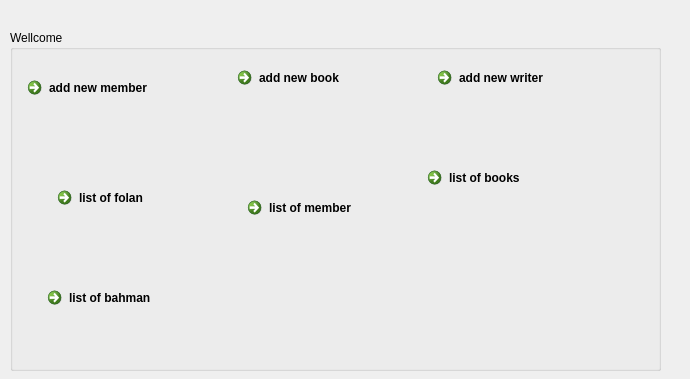
This is librarianui.ui in mohamadnikan2013/LibraryWithUi as Qt 5 draws it before an edit. The edited form follows.
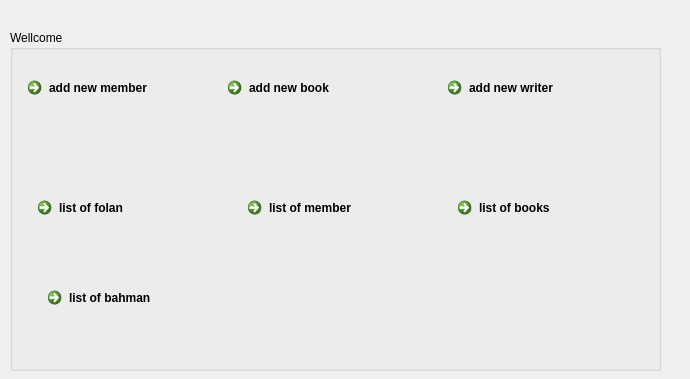
This is the edited form.

Patch:
```diff
--- a/librarianui.ui
+++ b/librarianui.ui
@@ -47,8 +47,8 @@
    <widget class="QWidget" name="horizontalLayoutWidget_2">
     <property name="geometry">
      <rect>
-      <x>220</x>
-      <y>30</y>
+      <x>210</x>
+      <y>40</y>
       <width>189</width>
       <height>80</height>
      </rect>
@@ -66,8 +66,8 @@
    <widget class="QWidget" name="horizontalLayoutWidget_5">
     <property name="geometry">
      <rect>
-      <x>410</x>
-      <y>130</y>
+      <x>440</x>
+      <y>160</y>
       <width>189</width>
       <height>80</height>
      </rect>
@@ -85,8 +85,8 @@
    <widget class="QWidget" name="horizontalLayoutWidget_6">
     <property name="geometry">
      <rect>
-      <x>420</x>
-      <y>30</y>
+      <x>430</x>
+      <y>40</y>
       <width>189</width>
       <height>80</height>
      </rect>
@@ -104,8 +104,8 @@
    <widget class="QWidget" name="horizontalLayoutWidget_3">
     <property name="geometry">
      <rect>
-      <x>40</x>
-      <y>150</y>
+      <x>20</x>
+      <y>160</y>
       <width>189</width>
       <height>80</height>
      </rect>
```
Left out of the diff: 9 changed lines with no effect on the pictures.
